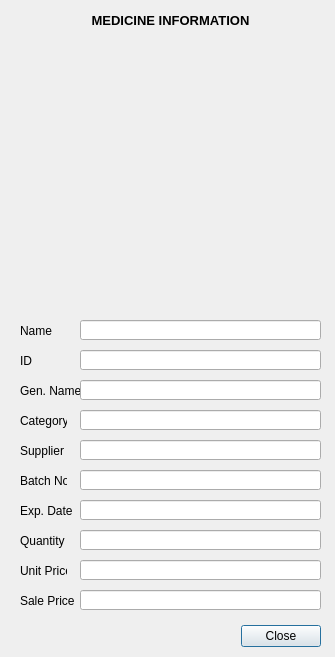
Before: the Qt Designer form ui/medicine_information.ui in thanhtranarch/HUST_PROJECT-I, drawn with Qt 5.
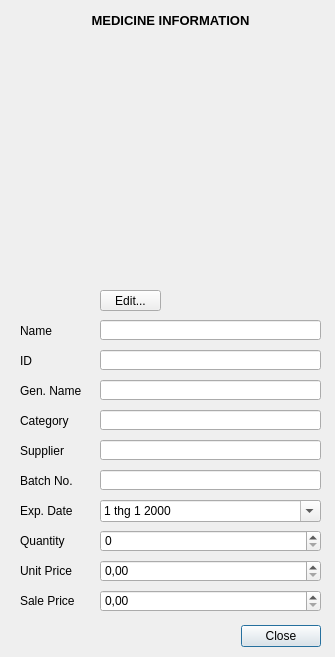
After: the same form once the commit is applied. Icons and pictures are not drawn.

```diff
--- a/ui/medicine_information.ui
+++ b/ui/medicine_information.ui
@@ -34,7 +34,7 @@
     <rect>
      <x>20</x>
      <y>350</y>
-     <width>47</width>
+     <width>61</width>
      <height>21</height>
     </rect>
    </property>
@@ -47,7 +47,7 @@
     <rect>
      <x>20</x>
      <y>320</y>
-     <width>47</width>
+     <width>61</width>
      <height>21</height>
     </rect>
    </property>
@@ -121,7 +121,7 @@
     <rect>
      <x>20</x>
      <y>410</y>
-     <width>47</width>
+     <width>61</width>
      <height>21</height>
     </rect>
    </property>
@@ -147,7 +147,7 @@
     <rect>
      <x>20</x>
      <y>470</y>
-     <width>47</width>
+     <width>61</width>
      <height>21</height>
     </rect>
    </property>
@@ -160,7 +160,7 @@
     <rect>
      <x>20</x>
      <y>440</y>
-     <width>47</width>
+     <width>61</width>
      <height>21</height>
     </rect>
    </property>
@@ -171,9 +171,9 @@
   <widget class="QLineEdit" name="medicine_name">
    <property name="geometry">
     <rect>
-     <x>80</x>
+     <x>100</x>
      <y>320</y>
-     <width>241</width>
+     <width>221</width>
      <height>20</height>
     </rect>
    </property>
@@ -181,9 +181,9 @@
   <widget class="QLineEdit" name="medicine_id">
    <property name="geometry">
     <rect>
-     <x>80</x>
+     <x>100</x>
      <y>350</y>
-     <width>241</width>
+     <width>221</width>
      <height>20</height>
     </rect>
    </property>
@@ -191,9 +191,9 @@
   <widget class="QLineEdit" name="category_name">
    <property name="geometry">
     <rect>
-     <x>80</x>
+     <x>100</x>
      <y>410</y>
-     <width>241</width>
+     <width>221</width>
      <height>20</height>
     </rect>
    </property>
@@ -201,9 +201,9 @@
   <widget class="QLineEdit" name="supplier_name">
    <property name="geometry">
     <rect>
-     <x>80</x>
+     <x>100</x>
      <y>440</y>
-     <width>241</width>
+     <width>221</width>
      <height>20</height>
     </rect>
    </property>
@@ -211,9 +211,9 @@
   <widget class="QLineEdit" name="batch_number">
    <property name="geometry">
     <rect>
-     <x>80</x>
+     <x>100</x>
      <y>470</y>
-     <width>241</width>
+     <width>221</width>
      <height>20</height>
     </rect>
    </property>
@@ -221,19 +221,9 @@
   <widget class="QLineEdit" name="generic_name">
    <property name="geometry">
     <rect>
-     <x>80</x>
+     <x>100</x>
      <y>380</y>
-     <width>241</width>
-     <height>20</height>
-    </rect>
-   </property>
-  </widget>
-  <widget class="QLineEdit" name="expiration_date">
-   <property name="geometry">
-    <rect>
-     <x>80</x>
-     <y>500</y>
-     <width>241</width>
+     <width>221</width>
      <height>20</height>
     </rect>
    </property>
@@ -251,22 +241,12 @@
     <string>Exp. Date</string>
    </property>
   </widget>
-  <widget class="QLineEdit" name="sale_price">
-   <property name="geometry">
-    <rect>
-     <x>80</x>
-     <y>590</y>
-     <width>241</width>
-     <height>20</height>
-    </rect>
-   </property>
-  </widget>
   <widget class="QLabel" name="UnitPrice">
    <property name="geometry">
     <rect>
      <x>20</x>
      <y>560</y>
-     <width>47</width>
+     <width>61</width>
      <height>21</height>
     </rect>
    </property>
@@ -287,26 +267,6 @@
     <string>Sale Price</string>
    </property>
   </widget>
-  <widget class="QLineEdit" name="unit_price">
-   <property name="geometry">
-    <rect>
-     <x>80</x>
-     <y>560</y>
-     <width>241</width>
-     <height>20</height>
-    </rect>
-   </property>
-  </widget>
-  <widget class="QLineEdit" name="stock_quantity">
-   <property name="geometry">
-    <rect>
-     <x>80</x>
-     <y>530</y>
-     <width>241</width>
-     <height>20</height>
-    </rect>
-   </property>
-  </widget>
   <widget class="QLabel" name="Quantity">
    <property name="geometry">
     <rect>
@@ -342,6 +302,86 @@
     <set>Qt::AlignCenter</set>
    </property>
   </widget>
+  <widget class="QPushButton" name="pushButton">
+   <property name="geometry">
+    <rect>
+     <x>100</x>
+     <y>290</y>
+     <width>61</width>
+     <height>21</height>
+    </rect>
+   </property>
+   <property name="text">
+    <string>Edit...</string>
+   </property>
+  </widget>
+  <widget class="QSpinBox" name="stock_quantity">
+   <property name="geometry">
+    <rect>
+     <x>100</x>
+     <y>530</y>
+     <width>221</width>
+     <height>22</height>
+    </rect>
+   </property>
+   <property name="locale">
+    <locale language="Vietnamese" country="Vietnam"/>
+   </property>
+   <property name="maximum">
+    <number>999999999</number>
+   </property>
+  </widget>
+  <widget class="QDateEdit" name="expiration_date">
+   <property name="geometry">
+    <rect>
+     <x>100</x>
+     <y>500</y>
+     <width>221</width>
+     <height>22</height>
+    </rect>
+   </property>
+   <property name="locale">
+    <locale language="Vietnamese" country="Vietnam"/>
+   </property>
+   <property name="calendarPopup">
+    <bool>true</bool>
+   </property>
+  </widget>
+  <widget class="QDoubleSpinBox" name="unit_price">
+   <property name="geometry">
+    <rect>
+     <x>100</x>
+     <y>560</y>
+     <width>221</width>
+     <height>22</height>
+    </rect>
+   </property>
+   <property name="locale">
+    <locale language="Vietnamese" country="Vietnam"/>
+   </property>
+   <property name="maximum">
+    <double>1000000.000000000000000</double>
+   </property>
+  </widget>
+  <widget class="QDoubleSpinBox" name="sale_price">
+   <property name="geometry">
+    <rect>
+     <x>100</x>
+     <y>590</y>
+     <width>221</width>
+     <height>22</height>
+    </rect>
+   </property>
+   <property name="locale">
+    <locale language="Vietnamese" country="Vietnam"/>
+   </property>
+   <property name="maximum">
+    <double>1000000.000000000000000</double>
+   </property>
+   <property name="singleStep">
+    <double>0.000000000000000</double>
+   </property>
+  </widget>
   <zorder>label_5</zorder>
   <zorder>buttonBox</zorder>
   <zorder>ID</zorder>
@@ -358,15 +398,16 @@
   <zorder>supplier_name</zorder>
   <zorder>batch_number</zorder>
   <zorder>generic_name</zorder>
-  <zorder>expiration_date</zorder>
   <zorder>ExpDate</zorder>
-  <zorder>sale_price</zorder>
   <zorder>UnitPrice</zorder>
   <zorder>SalePrice</zorder>
-  <zorder>unit_price</zorder>
-  <zorder>stock_quantity</zorder>
   <zorder>Quantity</zorder>
   <zorder>Image_2</zorder>
+  <zorder>pushButton</zorder>
+  <zorder>stock_quantity</zorder>
+  <zorder>expiration_date</zorder>
+  <zorder>unit_price</zorder>
+  <zorder>sale_price</zorder>
  </widget>
  <tabstops>
   <tabstop>medicine_name</tabstop>
```
